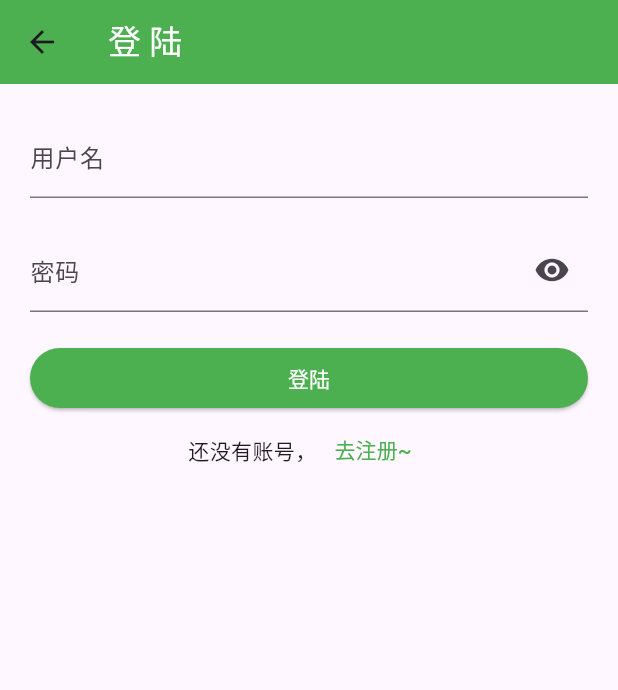
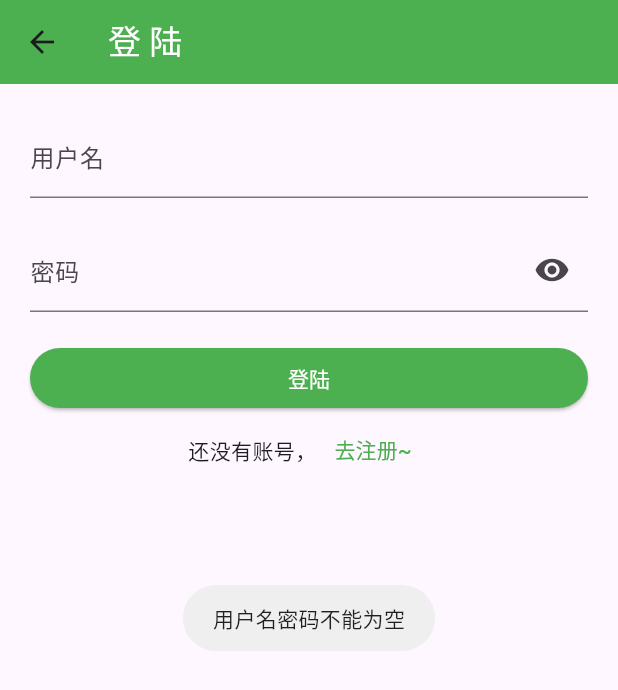
Before and after one commit to lwnull2018/flutter_demo, a Flutter app: the LoginPage screen opened by its route, after a tap on "登陆", on a phone screen of 412 x 824 dp. Shown: the top 690 px of the screen. Run offline on Flutter 3.47's test engine with Material 3 defaults, Android fonts, the phone set to English and light mode, and no system bars; our stand-ins replace cached_network_image, card_swiper, dio, fluro, fluttertoast, image_picker and 2 more; accounts and stored records are empty; network calls fail.

Commit message:
1.ScopedModel管理登录状态； 2.登录、退出登录状态管理；

```diff
--- a/hook_up_rent/lib/application.dart
+++ b/hook_up_rent/lib/application.dart
@@ -1,5 +1,6 @@
 import 'package:flutter/material.dart';
 import 'package:hook_up_rent/routes/router_table.dart';
+import 'package:hook_up_rent/scope_model/auth.dart';
 import 'package:hook_up_rent/scope_model/room_filter.dart';
 import 'package:scoped_model/scoped_model.dart';
 
@@ -15,7 +16,9 @@ class Application extends StatelessWidget {
     //配置路由
     // Routes.configureRoutes(router);
     // RouteSettings routeSettings =  RouteSettings(name: "/");
-    return ScopedModel<FilterBarModel>(//使用ScopeModel时，需要将ScopedModel放在顶层入口MaterialApp之上，这样就能进行全局状态管理
+    return ScopedModel(
+      model: AuthModel(),
+      child: ScopedModel<FilterBarModel>(//使用ScopeModel时，需要将ScopedModel放在顶层入口MaterialApp之上，这样就能进行全局状态管理
         model: FilterBarModel(),
         child: MaterialApp(
           // color: Colors.green,
@@ -28,6 +31,7 @@ class Application extends StatelessWidget {
           //   "/:pathMatch(.*)*": (cotext) => const NotFoundPage(),
           // },
         ),
+      ),
     );
   }
 
--- a/hook_up_rent/lib/pages/home/tab_profile/function_button_data.dart
+++ b/hook_up_rent/lib/pages/home/tab_profile/function_button_data.dart
@@ -1,4 +1,6 @@
 import 'package:flutter/material.dart';
+import 'package:hook_up_rent/scope_model/auth.dart';
+import 'package:hook_up_rent/utils/scoped_model_helper.dart';
 
 class FunctionButtonItem {
   final String imageUrl;
@@ -16,10 +18,12 @@ final List<FunctionButtonItem> dataList = [
   FunctionButtonItem('static/images/home_profile_message.png', '联系我们', (){}),
   FunctionButtonItem('static/images/home_profile_contract.png', '电子合同', (){}),
   FunctionButtonItem('static/images/home_profile_house.png', '房屋管理', (context) {
-    bool isLogin = true; //假设先设置未登录
+    bool isLogin = ScopedModelHelper.getModel<AuthModel>(context).isLogin;
     if (isLogin) {
       Navigator.pushNamed(context, '/roomManage');
+      return;
     }
+    Navigator.pushNamed(context, '/login');
   }),
   FunctionButtonItem('static/images/home_profile_wallet.png', '钱包', (){}),
 ];
--- a/hook_up_rent/lib/pages/home/tab_profile/header.dart
+++ b/hook_up_rent/lib/pages/home/tab_profile/header.dart
@@ -1,4 +1,7 @@
 import 'package:flutter/material.dart';
+import 'package:hook_up_rent/utils/scoped_model_helper.dart';
+
+import '../../../scope_model/auth.dart';
 
 var headerTextStyle = const TextStyle(color: Colors.white, fontSize: 18.0);
 
@@ -85,7 +88,7 @@ class TabHeader extends StatelessWidget {
 
   @override
   Widget build(BuildContext context) {
-    bool isLogin = true;
+    bool isLogin = ScopedModelHelper.getModel<AuthModel>(context).isLogin;
     return isLogin ? _loginBuilder(context) : _notLoginBuilder(context);
   }
 
--- a/hook_up_rent/lib/pages/login.dart
+++ b/hook_up_rent/lib/pages/login.dart
@@ -1,21 +1,65 @@
 //1.新建 /pages/home/index.dart
 //2.添加 material、 page_content 依赖
+import 'dart:async';
+import 'dart:convert';
+
 import 'package:flutter/material.dart';
-import 'package:hook_up_rent/widgets/page_content.dart';
+import 'package:hook_up_rent/utils/common_toast.dart';
+import 'package:hook_up_rent/utils/dio_http.dart';
+import 'package:hook_up_rent/utils/scoped_model_helper.dart';
+import 'package:hook_up_rent/utils/store.dart';
+import 'package:hook_up_rent/utils/string_is_null_or_empty.dart';
+
+import '../scope_model/auth.dart';
 
 //3.编写无状态组件
 
 class LoginPage extends StatefulWidget {
   const LoginPage({super.key});
 
-
   @override
   State<StatefulWidget> createState() => _LoginPageState();
 }
 
 class _LoginPageState extends State<LoginPage> {
+  bool showPassword = false;
+  var usernameController = TextEditingController();
+  var passwordController = TextEditingController();
 
-  bool showPassword = false;
+  _loginHandler() async {
+    var username = usernameController.text;
+    var password = passwordController.text;
+    if(stringIsNullOrEmpty(username) || stringIsNullOrEmpty(password)) {
+      CommonToast.showToast('用户名密码不能为空');
+      return;
+    }
+    var url = '/user/login';
+    var param = {
+      'username': username,
+      'password': password,
+    };
+
+    var res = await DioHttp.of(context).post(url, param);
+    print('登录 res:$res');
+    var resMap = json.decode(res.toString());
+    int status = resMap['status'];
+    String description = resMap['description']??'内部错误';
+    if(status.toString().startsWith('2')) {
+      CommonToast.showToast(description);
+      //拿到token
+      String token = resMap['body']['token']??'';
+      Store store = await Store.getInstance();
+      //设置缓存
+      await store.setString(StoreKeys.token, token);
+      //
+      ScopedModelHelper.getModel<AuthModel>(context).login(token, context);
+
+      //1秒之后返回上一个页面
+      Timer(const Duration(seconds: 1), (){
+        Navigator.of(context).pop();
+      });
+    }
+  }
 
   @override
   Widget build(BuildContext context) {
@@ -23,34 +67,50 @@ class _LoginPageState extends State<LoginPage> {
     return Scaffold(
       appBar: AppBar(
         backgroundColor: Colors.green,
-        title: const Text('登 陆', style: TextStyle(color: Colors.white),),
+        title: const Text(
+          '登 陆',
+          style: TextStyle(color: Colors.white),
+        ),
       ),
       body: SafeArea(
         minimum: const EdgeInsets.all(20),
         child: ListView(
           children: [
-            const TextField(
-              decoration: InputDecoration(
+            TextField(
+              controller: usernameController,
+              decoration: const InputDecoration(
                 labelText: '用户名',
                 hintText: '请输入用户名',
               ),
             ),
             const Padding(padding: EdgeInsets.all(10)),
             TextField(
+              controller: passwordController,
               obscureText: !showPassword,
               decoration: InputDecoration(
                 labelText: '密码',
                 hintText: '请输入密码',
-                suffixIcon: IconButton(icon: Icon(showPassword ? Icons.visibility_off : Icons.visibility), onPressed: () {
-
-                  setState(() {
-                    showPassword = !showPassword;
-                  });
-                }, ),
+                suffixIcon: IconButton(
+                  icon: Icon(
+                      showPassword ? Icons.visibility_off : Icons.visibility),
+                  onPressed: () {
+                    setState(() {
+                      showPassword = !showPassword;
+                    });
+                  },
+                ),
               ),
             ),
             const Padding(padding: EdgeInsets.all(10)),
-            ElevatedButton(style: ElevatedButton.styleFrom(backgroundColor: Colors.green), onPressed: () {}, child: Text('登陆', style: TextStyle(color: Colors.white),)),
+            ElevatedButton(
+                style: ElevatedButton.styleFrom(backgroundColor: Colors.green),
+                onPressed: () {
+                  _loginHandler();
+                },
+                child: const Text(
+                  '登陆',
+                  style: TextStyle(color: Colors.white),
+                )),
             Row(
               mainAxisAlignment: MainAxisAlignment.center,
               children: [
@@ -59,7 +119,10 @@ class _LoginPageState extends State<LoginPage> {
                     onPressed: () {
                       Navigator.pushReplacementNamed(context, '/register');
                     },
-                    child: Text('去注册~', style: TextStyle(color: Colors.green),)),
+                    child: const Text(
+                      '去注册~',
+                      style: TextStyle(color: Colors.green),
+                    )),
               ],
             ),
           ],
@@ -67,5 +130,4 @@ class _LoginPageState extends State<LoginPage> {
       ),
     );
   }
-
 }
--- /dev/null
+++ b/hook_up_rent/lib/scope_model/auth.dart
@@ -0,0 +1,38 @@
+
+import 'package:flutter/cupertino.dart';
+import 'package:hook_up_rent/utils/string_is_null_or_empty.dart';
+import 'package:scoped_model/scoped_model.dart';
+
+import '../utils/store.dart';
+
+class AuthModel extends Model {
+  String _token = '';
+
+  //获取token方法
+  String get token => _token;
+
+  //是否登录
+  bool get isLogin => _token!='';
+
+  //初始化APP
+  void initApp(BuildContext context) async {
+    Store store = await Store.getInstance();
+    String token = await store.getString(StoreKeys.token);
+    if(!stringIsNullOrEmpty(token)) {
+      login(token, context);
+    }
+  }
+
+  //登录--通知订阅者
+  void login(String token, BuildContext context) {
+    _token = token;
+    notifyListeners();//通知所有订阅者
+  }
+
+  //退出登录--通知订阅者
+  void logout() {
+    _token = '';
+    notifyListeners();
+  }
+
+}
--- /dev/null
+++ b/hook_up_rent/lib/utils/store.dart
@@ -0,0 +1,36 @@
+import 'package:shared_preferences/shared_preferences.dart';
+
+enum StoreKeys {
+  token,
+}
+
+//封装 shared_preferences
+class Store {
+
+  static StoreKeys? storeKeys;
+  final SharedPreferences _store;
+
+  static Future<Store> getInstance() async {
+    SharedPreferences prefs = await SharedPreferences.getInstance();
+    return Store._internal(prefs);
+  }
+
+  Store._internal(this._store);
+
+  getString(StoreKeys key) async{
+    return _store.getString(key.toString());
+  }
+
+  setString(StoreKeys key, String val) async {
+    _store.setString(key.toString(), val);
+  }
+
+  getStringList(StoreKeys key) async {
+    return _store.getStringList(key.toString());
+  }
+
+  setStringList(StoreKeys key, List<String> list) async {
+    _store.setStringList(key.toString(), list);
+  }
+
+}
--- a/hook_up_rent/pubspec.yaml
+++ b/hook_up_rent/pubspec.yaml
@@ -43,6 +43,7 @@ dependencies:
   share: ^2.0.4
   scoped_model: ^2.0.0
   dio: ^5.7.0
+  shared_preferences: ^2.2.3
 
 dev_dependencies:
   flutter_test:
```
Also changed, not shown: hook_up_rent/lib/pages/setting.dart (+5 -3 lines), hook_up_rent/pubspec.lock. Lines whose indentation alone changed are shown as unchanged.
